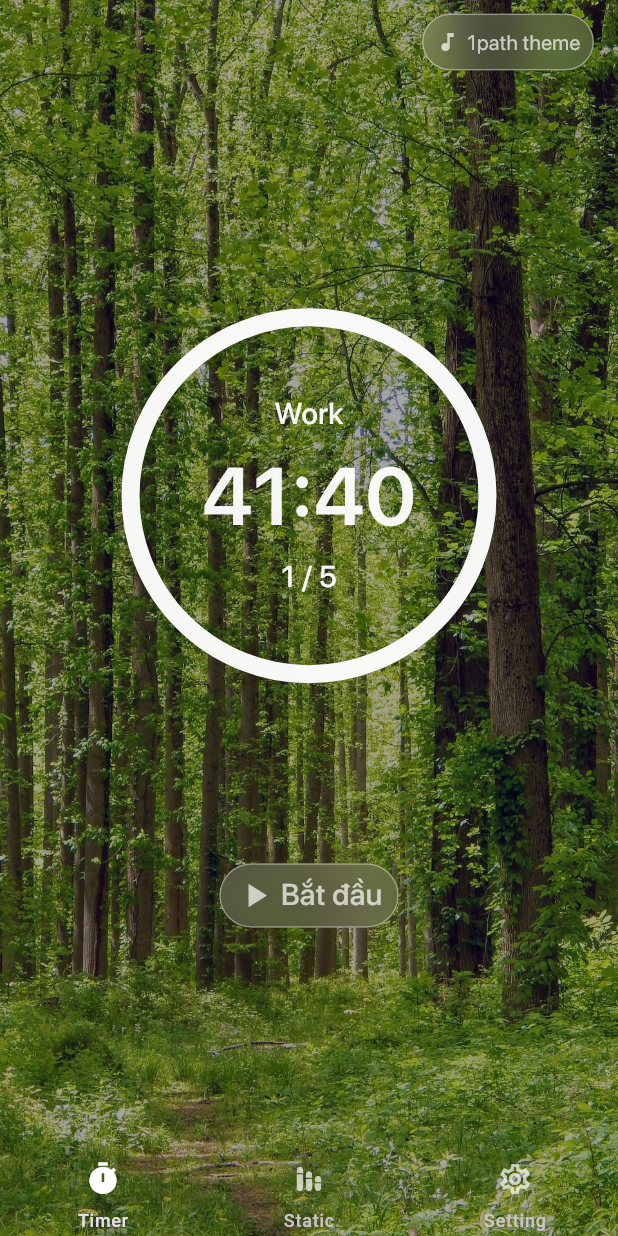
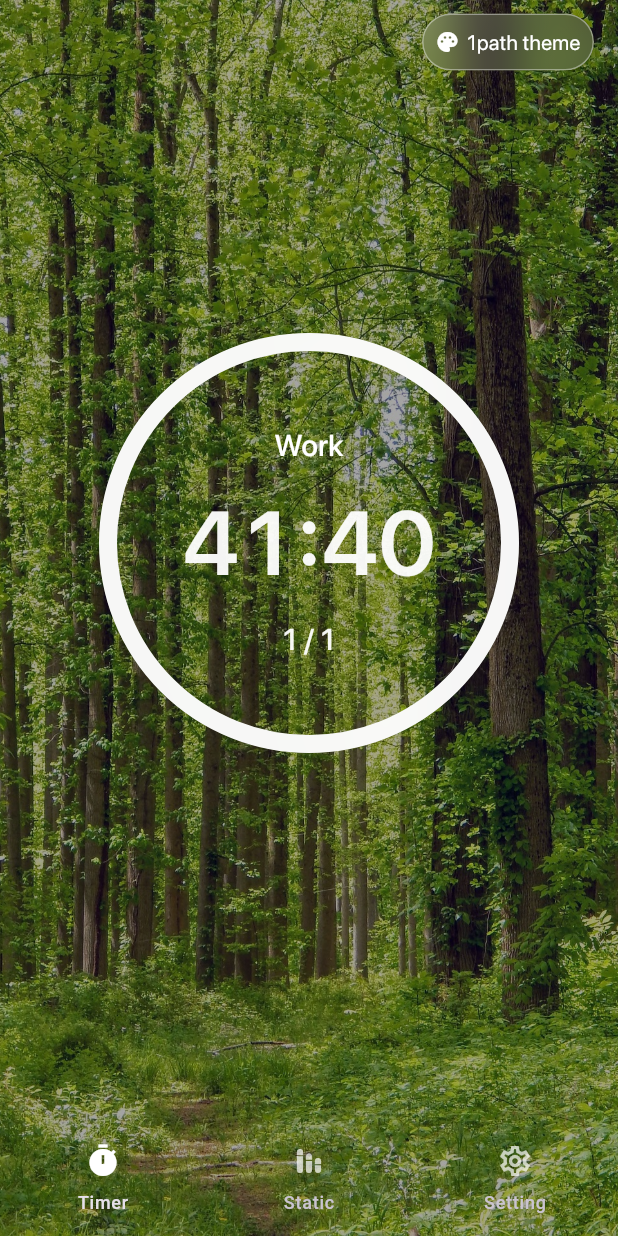
Before and after one commit to tinvu11/promodoro, a Flutter app: the screen it shows after launch, on a phone screen of 412 x 824 dp. Run offline on Flutter 3.47's test engine with Material 3 defaults, Android fonts, the phone set to English and light mode, and no system bars; our stand-ins replace audioplayers, bloc, equatable, fl_chart, flutter_bloc, flutter_local_notifications and 4 more; missing offline and left inert: flutter_background_service; accounts and stored records are empty; statements that could not run were skipped; project files that could hold a hidden picture were left out.

Commit message:
#7 create timer v2

```diff
--- a/lib/navigation/app_router.dart
+++ b/lib/navigation/app_router.dart
@@ -17,7 +17,7 @@ class AppRouter {
     initialLocation: RoutePaths.timer,
     routes: [
       StatefulShellRoute.indexedStack(
-        builder: (context, state, navigationShell) => HomeNavigation(navigationShell: navigationShell),
+        builder: (context, state, navigationShell) => BlocProvider.value(value: DI.sl<TimerBloc>(), child:  HomeNavigation(navigationShell: navigationShell)),
         branches: [
           StatefulShellBranch(
             routes: [
--- a/lib/ui/commons/widgets/glass_box.dart
+++ b/lib/ui/commons/widgets/glass_box.dart
@@ -22,7 +22,7 @@ class GlassBox extends StatelessWidget {
       child: ClipRRect(
         borderRadius: BorderRadius.circular(borderRadius),
         child: BackdropFilter(
-          filter: ImageFilter.blur(sigmaX: 16.0, sigmaY: 16.0),
+          filter: ImageFilter.blur(sigmaX: 14.0, sigmaY: 14.0),
           child: Container(
             width: width,
             padding: padding,
@@ -30,6 +30,7 @@ class GlassBox extends StatelessWidget {
               borderRadius: BorderRadius.circular(borderRadius),
               border: Border.all(color: AppColors.glassBorder, width: 1.0),
               gradient: AppColors.glassGradient,
+              // color: Colors.white.withOpacity(0.1)
             ),
             child: RepaintBoundary(child: child),
           ),
--- a/lib/ui/screens/home_navigation/home_navigation.dart
+++ b/lib/ui/screens/home_navigation/home_navigation.dart
@@ -1,7 +1,9 @@
 import 'package:flutter/material.dart';
+import 'package:flutter_bloc/flutter_bloc.dart';
 import 'package:go_router/go_router.dart';
 import 'package:promodoro/core/Theme/app_colors.dart';
 import '../../commons/widgets/background.dart';
+import '../timer/bloc/timer_bloc.dart';
 
 class HomeNavigation extends StatefulWidget {
   final StatefulNavigationShell navigationShell;
@@ -67,7 +69,15 @@ class _HomeNavigationState extends State<HomeNavigation> {
   Widget build(BuildContext context) {
     return Scaffold(
       extendBody: true,
-      bottomNavigationBar: NavigationBar(
+      bottomNavigationBar: BlocBuilder<TimerBloc,TimerState>(
+        builder: (context, state) {
+          // if (state is TimerRunInProgress) return const SizedBox.shrink();
+          final bool isRunning = state is TimerRunInProgress;
+          return AnimatedContainer(
+            duration: const Duration(milliseconds: 300), // Thời gian chạy hiệu ứng
+            curve: Curves.easeInOut, // Kiểu chuyển động mượt
+            height: isRunning ? 0 : 80,
+            child: NavigationBar(
               height: 56,
               elevation: 0,
               indicatorColor: Colors.transparent,
@@ -93,6 +103,10 @@ class _HomeNavigationState extends State<HomeNavigation> {
                 ),
               ],
             ),
+          );
+        }
+       ,
+      ),
       body: Stack(
         children: [
           // Background được bọc RepaintBoundary để không bị vẽ lại khi đổi Tab
--- a/lib/ui/screens/timer/bloc/timer_event.dart
+++ b/lib/ui/screens/timer/bloc/timer_event.dart
@@ -9,10 +9,14 @@ final class TimerStarted extends TimerEvent {
     required this.workDuration,
     required this.breakDuration,
     required this.totalRounds,
+    required this.alarmWorkPath,
+    required this.alarmBreakPath,
   });
   final int workDuration;
   final int breakDuration;
   final int totalRounds;
+  final String alarmWorkPath;
+  final String alarmBreakPath;
 }
 
 final class TimerPaused extends TimerEvent {
@@ -44,7 +48,15 @@ class TimerSynced extends TimerEvent {
   final TimerMode mode;
 }
 
+class TimerFinished extends TimerEvent {
+  const TimerFinished();
+}
+
 class _TimerTicked extends TimerEvent {
   const _TimerTicked({required this.duration});
   final int duration;
 }
+
+class _LocalTick extends TimerEvent {
+  const _LocalTick();
+}
--- a/lib/ui/screens/timer/timer_page.dart
+++ b/lib/ui/screens/timer/timer_page.dart
@@ -1,4 +1,5 @@
 import 'package:flutter/material.dart';
+import 'package:flutter/services.dart';
 import 'package:flutter_bloc/flutter_bloc.dart';
 import 'package:go_router/go_router.dart';
 import 'package:promodoro/core/Theme/app_fonts.dart';
@@ -12,7 +13,7 @@ import '../../commons/widgets/glass_box.dart';
 import 'bloc/timer_bloc.dart';
 
 import 'package:flutter_local_notifications/flutter_local_notifications.dart';
-import 'package:audioplayers/audioplayers.dart';
+
 
 class TimerPage extends StatefulWidget {
   const TimerPage({super.key});
@@ -22,7 +23,7 @@ class TimerPage extends StatefulWidget {
 }
 
 class _TimerPageState extends State<TimerPage> {
-  final AudioPlayer _audioPlayer = AudioPlayer();
+
   TimerMode? _currentMode;
 
   @override
@@ -42,84 +43,192 @@ class _TimerPageState extends State<TimerPage> {
 
   @override
   void dispose() {
-    _audioPlayer.dispose();
     super.dispose();
   }
 
   @override
   Widget build(BuildContext context) {
-    // Watch states
+    // Chỉ watch Settings vì nó ít khi thay đổi
     final settingsState = context.watch<SettingsBloc>().state;
-    final timerState = context.watch<TimerBloc>().state;
+    if (settingsState is! SuccessSettingState) return const Scaffold(body: SizedBox());
 
-    if (settingsState is! SuccessSettingState) return const SizedBox();
+    final settings = settingsState.settingsModel;
 
-    // Configuration from Settings (Convert minutes to seconds)
-    final int workDuration = settingsState.settingsModel.workTime;
-    final int breakDuration = settingsState.settingsModel.breakTime;
-    final int totalRounds = settingsState.settingsModel.repeatCount;
+    return BlocListener<TimerBloc, TimerState>(
+      listenWhen: (prev, curr) => prev.runtimeType != curr.runtimeType,
+      listener: (context, state) {
+        // Tự động ẩn/hiện Status bar hệ thống
+        if (state is TimerRunInProgress) {
+          SystemChrome.setEnabledSystemUIMode(SystemUiMode.immersiveSticky);
+        } else {
+          SystemChrome.setEnabledSystemUIMode(SystemUiMode.edgeToEdge);
+        }
+      },
 
-    // Determine values for UI
-    final int currentSeconds = (timerState is TimerInitial)
-        ? workDuration
-        : timerState.duration;
+      child: BlocBuilder<TimerBloc, TimerState>(
+          builder: (context, state) {
+            final bool isRunning = state is TimerRunInProgress;
 
-    final int initialDuration = (timerState is TimerInitial)
-        ? workDuration
-        : timerState.initialDuration;
+            return Scaffold(
+              backgroundColor: Colors.transparent,
+              extendBodyBehindAppBar: true,
+              appBar: isRunning ? null : _buildAppBar(
+                  context, settings.selectedThemeId),
+              body:
 
-    // Progress Calculation
-    double progress = initialDuration > 0
-        ? currentSeconds / initialDuration
-        : 0.0;
+              Center(
+                child: Column(
+                  mainAxisAlignment: MainAxisAlignment.center,
 
-    if (progress > 1.0) progress = 1.0;
-    if (progress < 0.0) progress = 0.0;
+                  children: [
+                    // 1. Khu vực hiển thị Timer (Đã tối ưu Rebuild)
+                    GestureDetector(
+                        onTap: () {
+                          _onToggleTimer(context, state, settings);
+                        },
+                        child: _buildTimerDisplay(settings)),
 
-    // Display Text
-    String modeText = "Ready";
-    if (timerState is! TimerInitial) {
-       modeText = (timerState.mode == TimerMode.work) ? "Work" : "Break";
-    } else {
-       modeText = "Work"; // Default show Work
+                    const SizedBox(height: 100,),
+
+                    // isRunning ? SizedBox(height: 60,) : _buildControlButtons(context, settings),
+
+                  ],
+                ),
+              ),
+            );
+          })
+    );
+  }
+  Widget _buildTimerDisplay(settingsModel) {
+    return BlocBuilder<TimerBloc, TimerState>(
+      buildWhen: (prev, curr) => prev.duration != curr.duration || prev.mode != curr.mode,
+      builder: (context, state) {
+        final int currentSeconds = state is TimerInitial ? settingsModel.workTime : state.duration;
+        final initialDuration = state is TimerInitial ? settingsModel.workTime : state.initialDuration;
+
+        double progress = initialDuration > 0 ? currentSeconds / initialDuration : 0.0;
+        String modeText = (state is TimerInitial || state.mode == TimerMode.work) ? "Work" : "Break";
+        String roundText = "${state.round} / ${state.totalRounds}";
+
+        return Stack(
+          alignment: Alignment.center,
+          children: [
+            GlassTimer(size: 280, progress: progress.clamp(0.0, 1.0)),
+
+            // Text Mode và Round
+            Column(
+              children: [
+                Row( mainAxisAlignment: MainAxisAlignment.center,
+                  children: [
+                    // Icon(true ? Icons.pause : Icons.play_arrow, color: Colors.white,size: 30,),
+                    Text(modeText, style: AppFonts.medium_white_20.copyWith(
+                        color:  Colors.white
+                    )),
+                  ],
+                ),
+                const SizedBox(height: 100),
+                Text(roundText, style: AppFonts.medium_white_20),
+              ],
+            ),
+
+            // Số giây chính giữa
+            Text(
+              currentSeconds.toTimer(),
+              style: AppFonts.semibold_white_40.copyWith(
+                fontSize: 60,
+                fontFeatures: const [FontFeature.tabularFigures()],
+              ),
+            ),
+          ],
+        );
+      },
+    );
   }
 
-    // Round Text
-    String roundText = "${timerState.round} / ${timerState.totalRounds}";
-    if (timerState is TimerInitial) {
-       roundText = "1 / $totalRounds";
+  Widget _buildControlButtons(BuildContext context, settings) {
+    return BlocBuilder<TimerBloc, TimerState>(
+      builder: (context, state) {
+         String textButton = "Bắt đầu";
+        if(state is TimerRunPause){
+          textButton = "Tiếp tục";
+        }
+        else if(state is TimerRunInProgress){
+          textButton = "Tạm dừng";
         }
 
-    return BlocListener<TimerBloc, TimerState>(
-      listener: (context, state) async {
-        if (state is TimerInitial) return;
+        final isRunning = state is TimerRunInProgress;
+         final isInitial = state is TimerInitial;
+         return Row(
+           mainAxisAlignment: MainAxisAlignment.center,
+           children: [
 
-        // Initialize mode tracker if null
-        _currentMode ??= state.mode;
+             // Nút Start/Pause
+             GestureDetector(
+               onTap: () => _onToggleTimer(context, state, settings),
+               child: GlassBox(
+                 borderRadius: 216,
+                 child: Padding(
+                   padding: const EdgeInsets.symmetric(horizontal: 20, vertical: 20),
+                   child: Row(
+                     children: [
+                       Icon(isRunning ? Icons.pause : Icons.play_arrow, color: Colors.white,size: 30,),
+                       // const SizedBox(width: 8),
+                       // Text(isRunning ? "Tạm dừng" : "Bắt đầu", style: AppFonts.medium_white_20),
+                     ],
+                   ),
+                 ),
+               ),
+             ),
 
-        // Detect completion or mode switch
-        if (state is TimerRunComplete) {
-            // Finished final round (Work)
-             await _playAlarm(settingsState.settingsModel.alarmWork.path);
+             // Nút Reset (Chỉ hiện khi không ở trạng thái Initial)
+             // if (!isInitial) ...[
+             //   const SizedBox(width: 20),
+             //   GestureDetector(
+             //     onTap: () => context.read<TimerBloc>().add(const TimerReset()),
+             //     child: const GlassBox(
+             //       borderRadius: 26,
+             //       child: Padding(
+             //         padding: EdgeInsets.all(12.0),
+             //         child: Icon(Icons.refresh, color: Colors.white),
+             //       ),
+             //     ),
+             //   ),
+             // ]
+           ],
+         );
+      },
+    );
+  }
+
+  // Gom nhóm logic xử lý sự kiện
+  void _onToggleTimer(BuildContext context, TimerState state, settings) {
+    final bloc = context.read<TimerBloc>();
+    if (state is TimerInitial || state is TimerRunComplete) {
+      bloc.add(TimerStarted(
+        workDuration: settings.workTime,
+        breakDuration: settings.breakTime,
+        totalRounds: settings.repeatCount,
+        alarmWorkPath: settings.alarmWork.path,
+        alarmBreakPath: settings.alarmBreak.path,
+      ));
     } else if (state is TimerRunInProgress) {
-             // Check if mode changed
-             if (_currentMode != state.mode) {
-                // Determine what JUST finished
-                if (_currentMode == TimerMode.work && state.mode == TimerMode.breakMode) {
-                    // Work finished, Break started
-                    await _playAlarm(settingsState.settingsModel.alarmWork.path);
-                } else if (_currentMode == TimerMode.breakMode && state.mode == TimerMode.work) {
-                    // Break finished, Work started
-                    await _playAlarm(settingsState.settingsModel.alarmBreak.path);
-                }
-                _currentMode = state.mode;
+      bloc.add(const TimerPaused());
+    } else {
+      bloc.add(const TimerResumed());
     }
   }
-      },
-      child: Scaffold(
-        backgroundColor: Colors.transparent,
-        extendBodyBehindAppBar: true,
-        appBar: CommonAppBar(
+
+
+
+  void _handleModeChange(TimerState state) {
+    if (state is TimerRunInProgress && _currentMode != state.mode) {
+      _currentMode = state.mode;
+      // Có thể thêm rung hoặc âm thanh ngắn ở đây qua FlutterVibrate
+    }
+  }
+
+  PreferredSizeWidget _buildAppBar(BuildContext context, String themeId) {
+    return CommonAppBar(
       showLeading: false,
       actions: [
         GestureDetector(
@@ -129,113 +238,15 @@ class _TimerPageState extends State<TimerPage> {
               padding: const EdgeInsets.all(8.0),
               child: Row(
                 children: [
-                      Icon(Icons.music_note, color: AppColors.textSecondary, size: 16),
-                      SizedBox(width: 5),
-                      Text(settingsState.settingsModel.selectedThemeId, style: AppFonts.regular_grey_14),
+                  const Icon(Icons.palette, color: Colors.white, size: 16),
+                  const SizedBox(width: 5),
+                  Text(themeId, style: AppFonts.regular_grey_14.copyWith(color: Colors.white)),
                 ],
               ),
             ),
           ),
         ),
       ],
-        ),
-        body: Center(
-          child: Column(
-            crossAxisAlignment: CrossAxisAlignment.center,
-            mainAxisAlignment: MainAxisAlignment.center,
-            children: [
-              Stack(
-                alignment: Alignment.center,
-                children: [
-                  // Timer Circle
-                  GlassTimer(size: 250, progress: progress),
-
-                  // Static Texts (Mode, Round) inside the circle
-                  Column(
-                    mainAxisAlignment: MainAxisAlignment.center,
-                    children: [
-                      Text(modeText, style: AppFonts.medium_white_20),
-                      const SizedBox(height: 80), // Gap where Time text sits
-                      Text(roundText, style: AppFonts.medium_white_20),
-                    ],
-                  ),
-
-                  // Countdown Time Text
-                  Text(
-                    currentSeconds.toTimer(),
-                    style: AppFonts.semibold_white_40.copyWith(fontSize: 54),
-                  ),
-                ],
-              ),
-
-              const SizedBox(height: 120),
-
-              // Control Button
-              GestureDetector(
-                onTap: () {
-                  final timerBloc = context.read<TimerBloc>();
-                  if (timerState is TimerInitial) {
-                    // Reset current mode when starting
-                    _currentMode = TimerMode.work;
-                    timerBloc.add(TimerStarted(
-                      workDuration: workDuration,
-                      breakDuration: breakDuration,
-                      totalRounds: totalRounds,
-                    ));
-                  } else if (timerState is TimerRunInProgress) {
-                    timerBloc.add(const TimerPaused());
-                  } else if (timerState is TimerRunPause) {
-                    timerBloc.add(const TimerResumed());
-                  } else if (timerState is TimerRunComplete) {
-                    timerBloc.add(const TimerReset());
-                  }
-                },
-                child: GlassBox(
-                  borderRadius: 26,
-                  child: Padding(
-                    padding: const EdgeInsets.symmetric(horizontal: 10, vertical: 6),
-                    child: Row(
-                      mainAxisAlignment: MainAxisAlignment.center,
-                      mainAxisSize: MainAxisSize.min,
-                      children: [
-                        Icon(
-                          (timerState is TimerRunInProgress) ? Icons.pause : Icons.play_arrow,
-                          color: AppColors.textSecondary,
-                          size: 26,
-                        ),
-                        const SizedBox(width: 4),
-                        Text(
-                          (timerState is TimerRunInProgress) ? "Tạm dừng" : "Bắt đầu",
-                          style: AppFonts.medium_grey_20,
-                        ),
-                      ],
-                    ),
-                  ),
-                ),
-              ),
-            ],
-          ),
-        ),
-      ),
     );
   }
-
-  Future<void> _playAlarm(String assetPath) async {
-    // Determine path. assetPath is assuming 'assets/alarm/filename.mp3'
-    // AssetSource needs path relative to assets/ ?? No, AssetSource takes path from assets root or internal?
-    // 'AssetSource' in audioplayers 6.0: "Represents a file in the assets directory".
-    // If path is "assets/alarm/alarm1.mp3", AssetSource should handle it?
-    // Usually AssetSource("alarm/alarm1.mp3") if configured in pubspec?
-    // Let's strip 'assets/' prefix if present to be safe, as AssetSource prepends it or looks in root.
-    // Actually, AssetSource prepends 'assets/' by default in some versions or looks for it.
-    // Let's check how ConfigSection did it: AssetSource(path.replaceFirst('assets/', ''))
-
-    final cleanPath = assetPath.startsWith('assets/') ? assetPath.replaceFirst('assets/', '') : assetPath;
-    try {
-      await _audioPlayer.stop();
-      await _audioPlayer.play(AssetSource(cleanPath));
-    } catch (e) {
-      debugPrint("Error playing alarm: $e");
 }
-  }
-}
--- a/lib/ui/screens/timer/widgets/GlassTimerPage.dart
+++ b/lib/ui/screens/timer/widgets/GlassTimerPage.dart
@@ -25,7 +25,7 @@ class GlassTimer extends StatelessWidget {
             // LỚP 2: Tách riêng phần Progress (Sử dụng RepaintBoundary)
             RepaintBoundary(
               child: TweenAnimationBuilder<double>(
-                tween: Tween<double>(begin: 1.0, end: progress),
+                tween: Tween<double>(begin: progress, end: progress),
                 duration: const Duration(seconds: 1),
                 curve: Curves.linear,
                 builder: (context, value, child) {
@@ -44,7 +44,6 @@ class GlassTimer extends StatelessWidget {
   }
 }
 
-
 // --- Widget 1: Vòng tròn Glassmorphism (Tĩnh) ---
 class _StaticGlassRing extends StatelessWidget {
   final double strokeWidth;
@@ -59,7 +58,8 @@ class _StaticGlassRing extends StatelessWidget {
         child: Container(
           decoration: BoxDecoration(
             shape: BoxShape.circle,
-            color: AppColors.glassPrimary, // Đảm bảo màu có độ trong suốt (opacity)
+            color: AppColors
+                .glassPrimary, // Đảm bảo màu có độ trong suốt (opacity)
           ),
         ),
       ),
@@ -73,7 +73,11 @@ class _ProgressIndicator extends StatelessWidget {
   final double strokeWidth;
   final double size;
 
-  const _ProgressIndicator({required this.progress, required this.strokeWidth, required this.size});
+  const _ProgressIndicator({
+    required this.progress,
+    required this.strokeWidth,
+    required this.size,
+  });
 
   @override
   Widget build(BuildContext context) {
@@ -91,9 +95,17 @@ class RingClipper extends CustomClipper<Path> {
 
   @override
   Path getClip(Size size) {
-    final outerPath = Path()..addOval(Rect.fromLTWH(0, 0, size.width, size.height));
+    final outerPath = Path()
+      ..addOval(Rect.fromLTWH(0, 0, size.width, size.height));
     final innerPath = Path()
-      ..addOval(Rect.fromLTWH(strokeWidth, strokeWidth, size.width - strokeWidth * 2, size.height - strokeWidth * 2));
+      ..addOval(
+        Rect.fromLTWH(
+          strokeWidth,
+          strokeWidth,
+          size.width - strokeWidth * 2,
+          size.height - strokeWidth * 2,
+        ),
+      );
     return Path.combine(PathOperation.difference, outerPath, innerPath);
   }
 
@@ -116,10 +128,16 @@ class TimerPainter extends CustomPainter {
       ..style = PaintingStyle.stroke;
 
     double offset = strokeWidth / 2;
-    Rect rect = Rect.fromLTWH(offset, offset, size.width - strokeWidth, size.height - strokeWidth);
+    Rect rect = Rect.fromLTWH(
+      offset,
+      offset,
+      size.width - strokeWidth,
+      size.height - strokeWidth,
+    );
     canvas.drawArc(rect, -pi / 2, 2 * pi * progress, false, paint);
   }
 
   @override
-  bool shouldRepaint(TimerPainter oldDelegate) => oldDelegate.progress != progress;
+  bool shouldRepaint(TimerPainter oldDelegate) =>
+      oldDelegate.progress != progress;
 }
```
Also changed, not shown: lib/app.dart (+9 -2 lines), lib/services/background_service.dart (+64 -21 lines), lib/ui/screens/timer/bloc/timer_bloc.dart (+66 -4 lines). Lines whose indentation alone changed are shown as unchanged.
